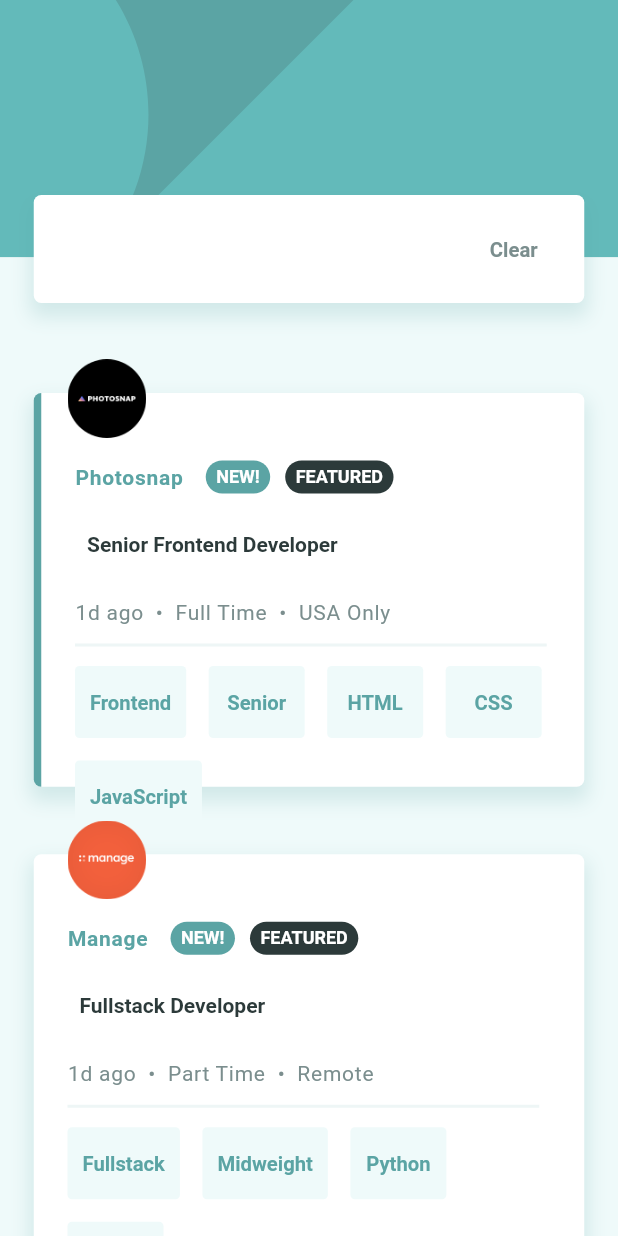
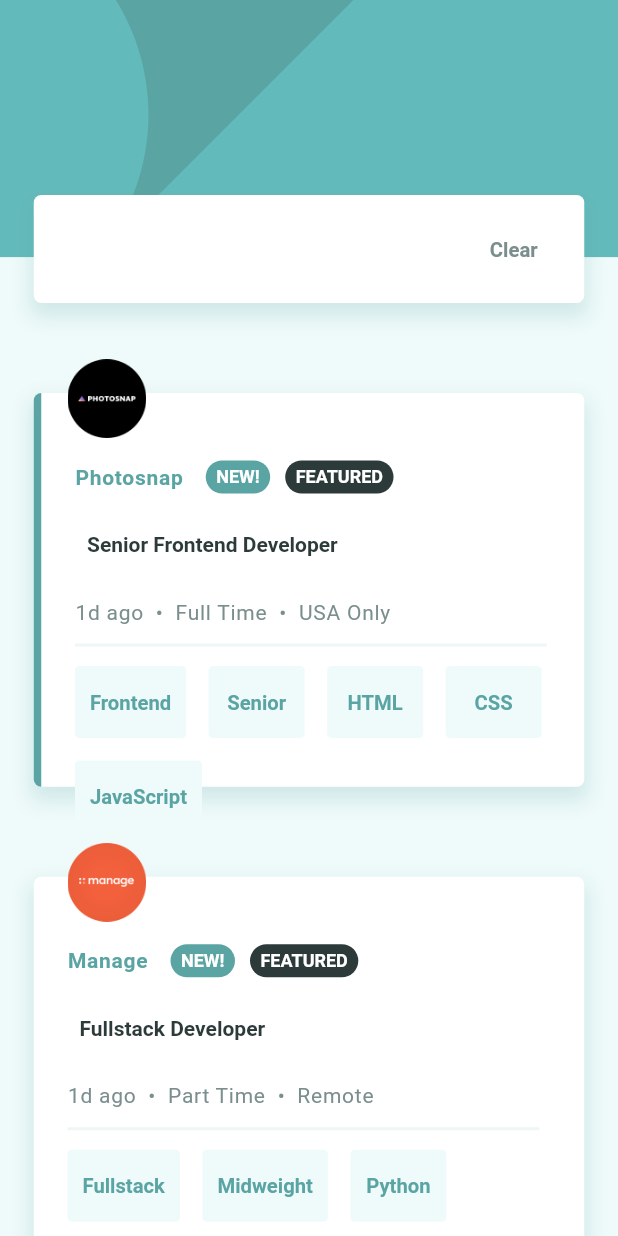
Before and after one commit to 0-BSCode/static-job-listings-master, a Flutter app: the screen it shows after launch, on a phone screen of 412 x 824 dp. Run offline on Flutter 3.47's test engine with Material 2 defaults, Android fonts, the phone set to English and light mode, and no system bars; our stand-ins replace flutter_svg; Roboto replaces fonts that are missing (Spartan).

Commit message:
Minor refactor

```diff
--- a/lib/components/jobCard.dart
+++ b/lib/components/jobCard.dart
@@ -29,7 +29,7 @@
         0,
         0,
         0,
-        deviceWidth < deviceWidths['md']! ? rootSize * 3 : rootSize * 2,
+        deviceWidth < deviceWidths['md']! ? rootSize * 4 : rootSize * 2,
       ),
       child: Container(
         height:
```
